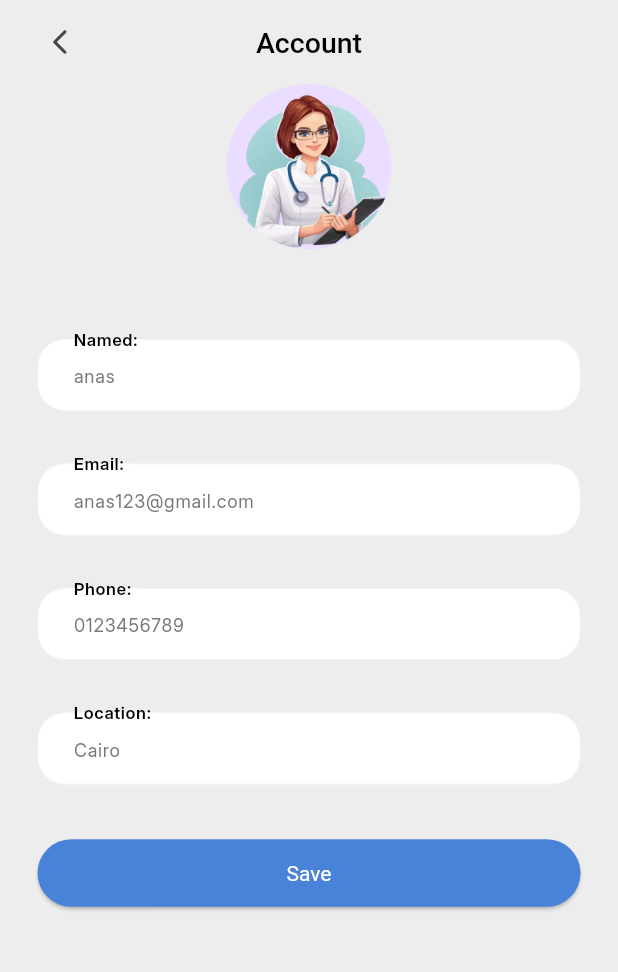
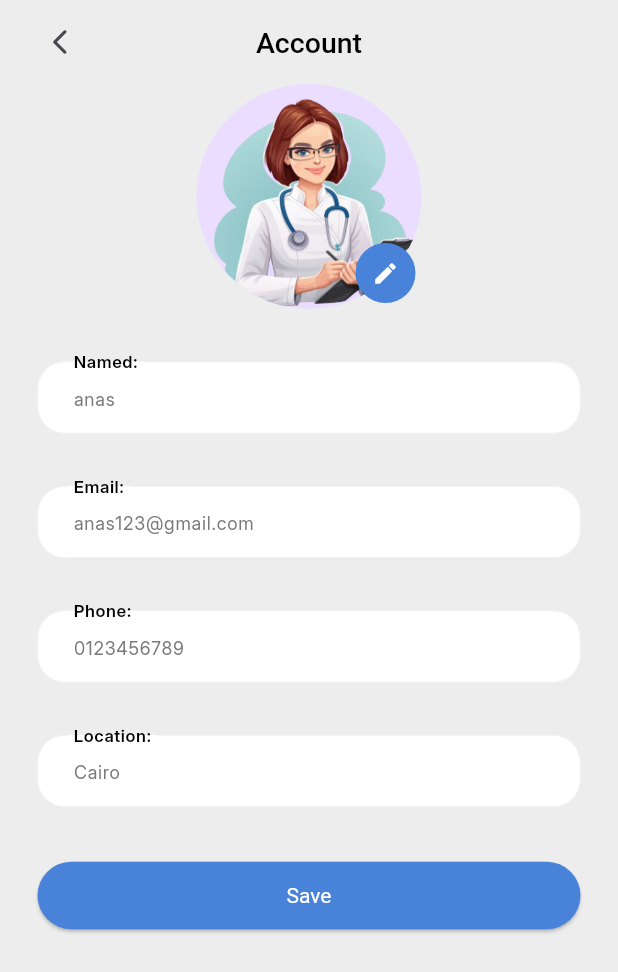
Before and after one commit to Mai555-E/appointment_app, a Flutter app: the ProfileScreen screen opened by its route, on a phone screen of 412 x 824 dp. Shown: the top 972 px of the screen. Run offline on Flutter 3.47's test engine with Material 3 defaults, Android fonts, the phone set to English and light mode, and no system bars; our stand-ins replace carousel_slider, dio, firebase_core, firebase_messaging, flutter_dotenv, flutter_local_notifications and 6 more; missing offline and left inert: flutter_stripe; accounts and stored records are empty.

Commit message:
update profile

```diff
--- a/lib/app/app.dart
+++ b/lib/app/app.dart
@@ -11,7 +11,7 @@ class ECommerceApp extends StatelessWidget {
     return MaterialApp(
       debugShowCheckedModeBanner: false,
       onGenerateRoute: RouteGenerator.getRoute,
-      initialRoute: NamedRoutes.splash,
+      initialRoute: NamedRoutes.mainView,
       theme: AppTheme.lightTheme,
       darkTheme: AppTheme.darkTheme,
       themeMode: AppTheme.currentMode,
--- a/lib/app/initializer_services.dart
+++ b/lib/app/initializer_services.dart
@@ -9,9 +9,8 @@ import '../domain/strip_payment/payment_keys.dart';
 
 
 
-
-
-Future <void> initializerServices()async{
+class Initialization{
+static Future <void> initializerServices()async{
   await Hive.initFlutter();
   await Hive.openBox("Profile_data");
   await Firebase.initializeApp();
@@ -25,3 +24,4 @@ Future <void> initializerServices()async{
         "eyJhbGciOiJIUzI1NiIsInR5cCI6IkpXVCJ9.eyJpc3MiOiJzdXBhYmFzZSIsInJlZiI6InZqYndveGF0Y2twdHN4ZnNoanpjIiwicm9sZSI6ImFub24iLCJpYXQiOjE3NDY1ODA4MzcsImV4cCI6MjA2MjE1NjgzN30.2eFaG2iL8ZenRcnenMBXekB5Y_6dqak_WrKpd0TChbs",
   );
 }
+}
--- a/lib/domain/provider/my_provider.dart
+++ b/lib/domain/provider/my_provider.dart
@@ -1,4 +1,7 @@
+import 'dart:io';
+
 import 'package:flutter/material.dart';
+import 'package:image_picker/image_picker.dart';
 
 import '../../data/model/doctor_model.dart';
 
@@ -18,6 +21,19 @@ class MyProvider extends ChangeNotifier {
 
   //
 
+  File? _imageFile;
+  final ImagePicker _imagePicker = ImagePicker();
+
+  File? get imageFile => _imageFile;
+  Future<void> pickedImage() async {
+    final picked = await _imagePicker.pickImage(source: ImageSource.gallery);
+    if (picked != null) {
+      _imageFile = File(picked.path);
+      notifyListeners();
+    }
+  }
+
+//
   void changeDateTime({DateTime? selectedDate, DateTime? focusedDate}) {
     focusDate = focusedDate;
     selectDate = selectedDate;
--- a/lib/main.dart
+++ b/lib/main.dart
@@ -8,8 +8,8 @@ import 'domain/provider/my_provider.dart';
 
 void main() async {
   WidgetsFlutterBinding.ensureInitialized();
+ await Initialization.initializerServices();
 
-  await initializerServices();
 
   await dot.dotenv.load(fileName: '.env');
   runApp(MultiProvider(providers: [
--- a/lib/presentation/auth/profile/profile.dart
+++ b/lib/presentation/auth/profile/profile.dart
@@ -1,12 +1,12 @@
-import 'package:doctor_appointment_app/presentation/auth/profile/profile_validation.dart';
-import 'package:doctor_appointment_app/presentation/resources/routes.dart';
 import 'package:flutter/material.dart';
 import 'package:provider/provider.dart';
 
 import '../../../domain/provider/my_provider.dart';
 import '../../resources/app_assets.dart';
 import '../../resources/app_colors.dart';
+import '../../resources/routes.dart';
 import '../../widgets/leading_app_bar.dart';
+import 'profile_validation.dart';
 
 class ProfileScreen extends StatefulWidget {
   const ProfileScreen({super.key});
@@ -45,8 +45,6 @@ class _ProfileScreenState extends State<ProfileScreen> {
               spacing: 35,
               children: [
                 _buildTextAndAvatar(data.userEmail ?? "anas123@gmail.com"),
-
-
                 ProfileTextFormField(hint: "anas", label: "Named:", controller: name),
                 ProfileTextFormField(hint: "anas123@gmail.com", label: "Email:", controller: email),
                 ProfileTextFormField(hint: "0123456789", label: "Phone:", controller: phone),
@@ -54,7 +52,10 @@ class _ProfileScreenState extends State<ProfileScreen> {
                 ElevatedButton(
                     onPressed: () async {
                       if (form.currentState!.validate()) {
-                        ScaffoldMessenger.of(context).showSnackBar(SnackBar(content: Text("Data saved successfully"), backgroundColor: AppColors.thirdColor,));
+                        ScaffoldMessenger.of(context).showSnackBar(SnackBar(
+                          content: Text("Data saved successfully"),
+                          backgroundColor: AppColors.thirdColor,
+                        ));
                         Navigator.popAndPushNamed(context, NamedRoutes.mainView);
                       }
                     },
@@ -67,10 +68,22 @@ class _ProfileScreenState extends State<ProfileScreen> {
     );
   }
 
-  Column _buildTextAndAvatar(String email) {
-    return Column(spacing: 5, children: [
-      CircleAvatar(radius: 55, backgroundImage: AssetImage(AppAssets.doctor1)),
-      Text(email, style: TextStyle(color: AppColors.grey))
-    ]);
+  Widget _buildTextAndAvatar(String email) {
+    var imageProvider = Provider.of<MyProvider>(context);
+    var image = imageProvider.imageFile;
+    return Consumer<MyProvider>(
+      builder: (context, value, child) => Stack(children: [
+        CircleAvatar(radius: 75, backgroundImage: (value.imageFile != null) ? FileImage(value.imageFile!) : AssetImage(AppAssets.doctor1)),
+        Positioned(
+            bottom: 0,
+            right: 0,
+            child: IconButton.filled(
+                onPressed: () => value.pickedImage(),
+                icon: Icon(Icons.edit, size: 18),
+                style: ButtonStyle(
+                    backgroundColor: WidgetStatePropertyAll(AppColors.primary), maximumSize: WidgetStatePropertyAll(Size.fromRadius(20))))),
+        Text(email, style: TextStyle(color: AppColors.grey))
+      ]),
+    );
   }
 }
--- a/lib/presentation/main_view/body/details_screen.dart
+++ b/lib/presentation/main_view/body/details_screen.dart
@@ -1,5 +1,4 @@
 import 'package:flutter/material.dart';
-import 'package:get/get.dart';
 import 'package:provider/provider.dart';
 
 import '../../../data/model/doctor_model.dart';
@@ -18,7 +17,7 @@ class DetailsScreen extends StatelessWidget {
 
     return Scaffold(
       appBar: AppBar(
-          leading: IconButton(onPressed: () => Get.back(), icon: Icon(Icons.arrow_back_ios_new_rounded)),
+          leading: IconButton(onPressed: () => Navigator.pop(context), icon: Icon(Icons.arrow_back_ios_new_rounded)),
           actions: [Icon(Icons.favorite, size: 26, color: AppColors.primary)]),
       body: Center(
         child: Padding(
--- a/lib/presentation/resources/app_assets.dart
+++ b/lib/presentation/resources/app_assets.dart
@@ -1,9 +1,12 @@
 class AppAssets {
   AppAssets._();
 
+  static const String jacket = "assets/images/g.png";
+  static const String doctor1 = "assets/images/1.png";
   static const String personIcon = "assets/images/person2.png";
   static const String googleIcon = "assets/images/google_icon.png";
   static const String healthyCareImage = "assets/images/care.png";
-  static const String jacket = "assets/images/g.png";
-  static const String doctor1 = "assets/images/1.png";
+  static const String onboardingDoc1 = "assets/images/onboard_doc1.png";
+  static const String onboardingDoc3 = "assets/images/onboard_doc3.png";
+  static const String onboardingDoc2 = "assets/images/onboard_doc2.png";
 }
--- a/lib/presentation/resources/routes.dart
+++ b/lib/presentation/resources/routes.dart
@@ -1,16 +1,17 @@
 import 'package:flutter/material.dart';
 
-import '../../data/model/doctor_model.dart';
 import '../auth/profile/profile.dart';
 import '../auth/sign_in_screen.dart';
 import '../auth/sign_up_screen.dart';
+import '../main_view/main_view.dart';
+import '../../data/model/doctor_model.dart';
+import '../splash_screen/splash_screen.dart';
+import '../onboarding/onboarding_screen.dart';
 import '../main_view/body/details_screen.dart';
 import '../main_view/body/my_whish_list.dart';
 import '../main_view/booking/appointment_screen.dart';
+import '../main_view/booking/confirmation_screen.dart';
 import '../main_view/booking/booking_appointment_screen.dart';
-import '../main_view/booking/confirmation_screen.dart';
-import '../main_view/main_view.dart';
-import '../splash_screen/splash_screen.dart';
 
 class NamedRoutes {
   NamedRoutes._();
@@ -19,6 +20,7 @@ class NamedRoutes {
 
   //splash
   static const String splash = '/splash';
+  static const String onboarding = '/onboarding';
 
   // Authentication
   static const String signInScreen = "/signInScreen";
@@ -42,7 +44,6 @@ class NamedRoutes {
 
 class RouteGenerator {
   static Route<dynamic> getRoute(RouteSettings settings) {
-    // final arg = settings.arguments as DoctorModel;
     switch (settings.name) {
       case NamedRoutes.splash:
         return MaterialPageRoute(builder: (_) => SplashScreen());
@@ -51,12 +52,17 @@ class RouteGenerator {
         return MaterialPageRoute(builder: (_) => SignInScreen());
       case NamedRoutes.signUpScreen:
         return MaterialPageRoute(builder: (_) => SignUpScreen());
+      //
       case NamedRoutes.confirm:
         return MaterialPageRoute(builder: (_) => ConfirmationScreen());
+
+      //
       case NamedRoutes.profilePage:
         return MaterialPageRoute(builder: (_) => ProfileScreen());
       //
 
+      case NamedRoutes.onboarding:
+        return MaterialPageRoute(builder: (_) => OnboardingScreen());
       case NamedRoutes.mainView:
         return MaterialPageRoute(builder: (_) => MainView());
 
@@ -72,11 +78,12 @@ class RouteGenerator {
       case NamedRoutes.appointment:
         return MaterialPageRoute(builder: (_) => AppointmentScreen());
 
-//
+      //
       case NamedRoutes.myWhishList:
         return MaterialPageRoute(builder: (_) => MyWhishListPage());
       case NamedRoutes.bookingAppointment:
         return MaterialPageRoute(builder: (_) => BookingAppointmentScreen());
+      //
 
       default:
         return MaterialPageRoute(
--- a/lib/presentation/splash_screen/splash_screen.dart
+++ b/lib/presentation/splash_screen/splash_screen.dart
@@ -17,7 +17,7 @@ class _SplashScreenState extends State<SplashScreen> {
   late Timer _timer;
   @override
   void dispose() => {_timer.cancel(), super.dispose()};
-  void navigateTo() => Navigator.pushReplacementNamed(context, NamedRoutes.signInScreen);
+  void navigateTo() => Navigator.pushReplacementNamed(context, NamedRoutes.onboarding);
   void startTime() => _timer = Timer(Duration(milliseconds: 1500), () => navigateTo());
   @override
   void initState() => {startTime(), super.initState()};
--- a/pubspec.yaml
+++ b/pubspec.yaml
@@ -47,6 +47,7 @@ dependencies:
 
   hive: ^2.2.3
   provider: ^6.1.5
+  image_picker: ^1.1.2
   hive_flutter: ^1.1.0
   firebase_core: ^3.13.1
   table_calendar: ^3.1.3
@@ -83,6 +84,7 @@ flutter:
   # To add assets to your application, add an assets section, like this:
   assets:
     - assets/images/
+    - assets/fonts/
     - .env
 
   # An image asset can refer to one or more resolution-specific "variants", see
```
Also changed, not shown: lib/presentation/onboarding/onboarding_screen.dart (added, +56 -0 lines), lib/presentation/resources/app_constants.dart (+7 -0 lines), assets/images/onboard_doc1.png (added), assets/images/onboard_doc2.png (added), assets/images/onboard_doc3.png (added), pubspec.lock, 5 other files.
